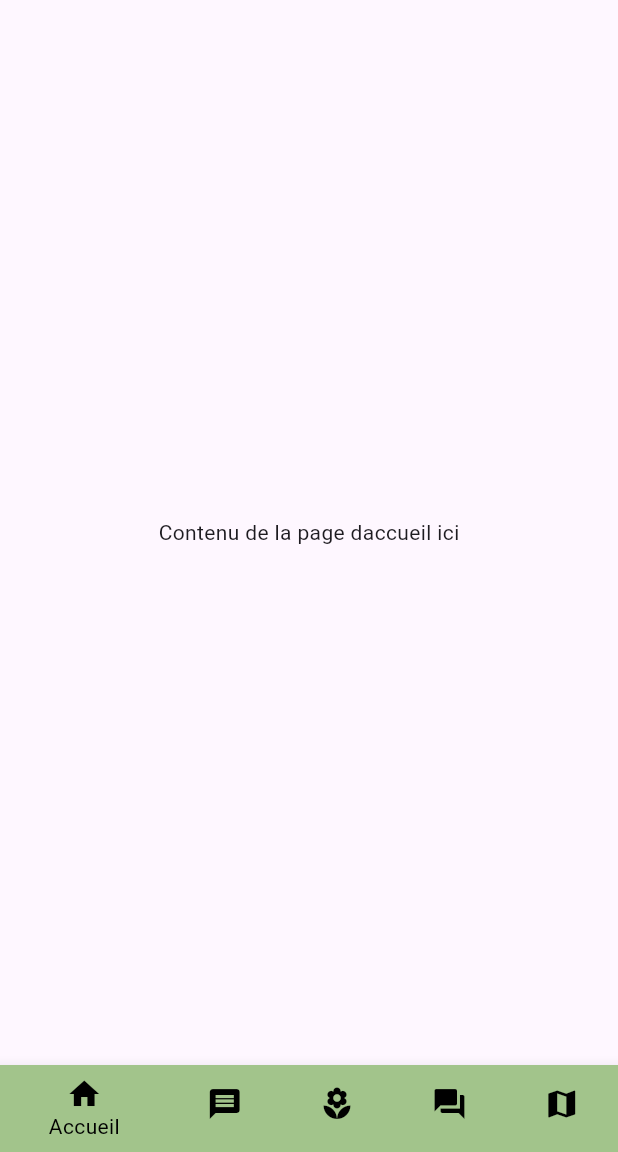
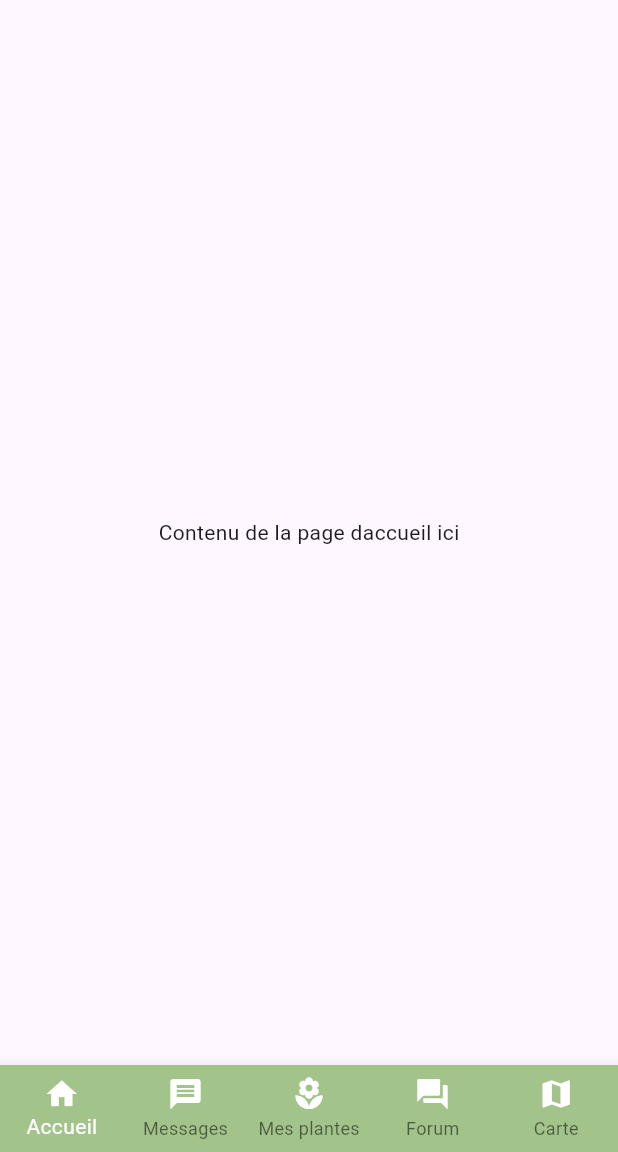
Before and after one commit to GuillaumeMarechal/tpre601front, a Flutter app: the screen it shows after launch, on a phone screen of 412 x 824 dp, the part 84-1236 px from its top. Run offline on Flutter 3.47's test engine with Material 3 defaults, Android fonts, the light colour scheme and no system bars.

Commit message:
Plant overview create

```diff
--- a/lib/main.dart
+++ b/lib/main.dart
@@ -39,12 +39,21 @@
 
 class _MyHomePageState extends State<MyHomePage> {
   int _selectedIndex = 0;
+  final PageStorageBucket _bucket = PageStorageBucket();
 
   void _onItemTapped(int index) {
     setState(() {
       _selectedIndex = index;
     });
   }
+
+  final List<Widget> _pages = [
+    HomePage(),
+    MessagePage(),
+    PlantsPage(),
+    ForumPage(),
+    MapPage(),
+  ];
 
   @override
   Widget build(BuildContext context) {
@@ -62,7 +71,6 @@
         actions: [
           TextButton.icon(
             onPressed: () {
-              // Action lorsque le bouton "Se connecter" est pressé
             },
             icon: Icon(Icons.account_circle, color: Colors.black),
             label: Text(
@@ -72,47 +80,38 @@
           ),
         ],
       ),
-      body: IndexedStack(
-        index: _selectedIndex,
-        children: [
-          HomePage(),
-          MessagePage(),
-          PlantsPage(),
-          ForumPage(),
-          MapPage(),
-        ],
+      body: PageStorage(
+        bucket: _bucket,
+        child: _pages[_selectedIndex],
       ),
       bottomNavigationBar: BottomNavigationBar(
+        type: BottomNavigationBarType.fixed,
         items: const <BottomNavigationBarItem>[
           BottomNavigationBarItem(
-            icon: Icon(Icons.home, color: Colors.black),
+            icon: Icon(Icons.home, color: Colors.white),
             label: 'Accueil',
-            backgroundColor: Color(0xFFA2C48B),
           ),
           BottomNavigationBarItem(
-            icon: Icon(Icons.message, color: Colors.black),
+            icon: Icon(Icons.message, color: Colors.white),
             label: 'Messages',
-            backgroundColor: Color(0xFFA2C48B),
           ),
           BottomNavigationBarItem(
-            icon: Icon(Icons.local_florist, color: Colors.black),
+            icon: Icon(Icons.local_florist, color: Colors.white),
             label: 'Mes plantes',
-            backgroundColor: Color(0xFFA2C48B),
           ),
           BottomNavigationBarItem(
-            icon: Icon(Icons.forum, color: Colors.black),
+            icon: Icon(Icons.forum, color: Colors.white),
             label: 'Forum',
-            backgroundColor: Color(0xFFA2C48B),
           ),
           BottomNavigationBarItem(
-            icon: Icon(Icons.map, color: Colors.black),
+            icon: Icon(Icons.map, color: Colors.white),
             label: 'Carte',
-            backgroundColor: Color(0xFFA2C48B),
           ),
         ],
         currentIndex: _selectedIndex,
         onTap: _onItemTapped,
-        selectedItemColor: Colors.black,
+        selectedItemColor: Colors.white,
+        backgroundColor: Color(0xFFA2C48B),
       ),
     );
   }
--- a/lib/models/forum.dart
+++ b/lib/models/forum.dart
@@ -76,11 +76,11 @@ class ForumPage extends StatelessWidget {
                 child: ListView(
                   children: [
                     ForumPost(), // Utilisez ForumPost() au lieu de MessagePage()
-                    SizedBox(height: 4), // Espacement vertical entre les ForumPost
+                    SizedBox(height: 8), // Espacement vertical entre les ForumPost
                     ForumPost(),
-                    SizedBox(height: 4),
+                    SizedBox(height: 8),
                     ForumPost(),
-                    SizedBox(height: 4),
+                    SizedBox(height: 8),
                     // Ajoutez autant de ForumPost que nécessaire ici
                   ],
                 ),
```
Also changed, not shown: lib/models/careSession.dart (added, +65 -0 lines), lib/models/plantDiv.dart (+6 -4 lines), lib/models/plantView.dart (added, +98 -0 lines).
